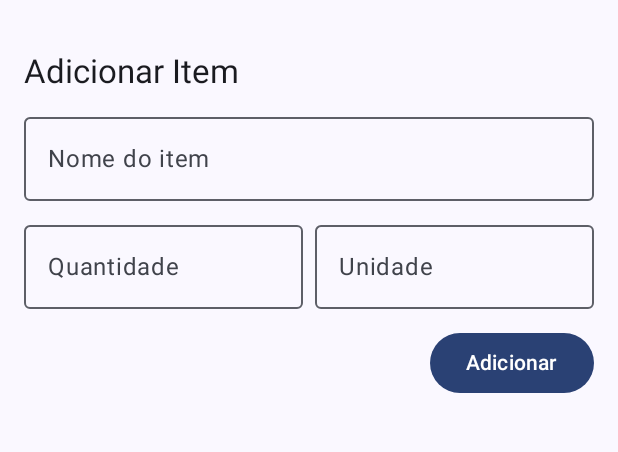
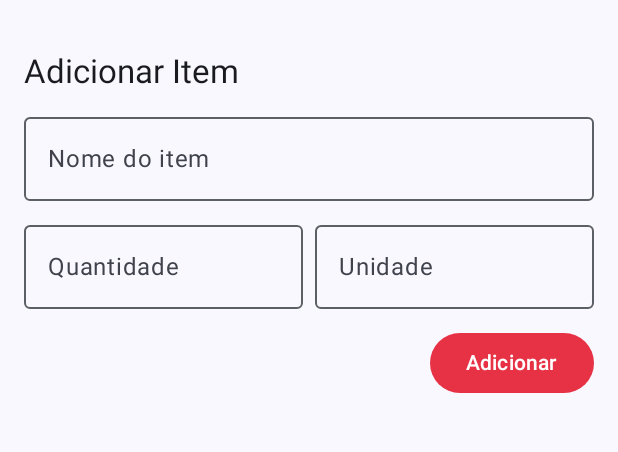
Before and after one commit to xofiaxinha/RecipeList, an Android app built with Jetpack Compose: the ShoppingListScreen screen opened through its navigation route, on a phone screen of 412 x 824 dp, the part 69-521 px from its top. Run offline under Robolectric (Android 15) with nearby library versions, the phone set to English and light mode, and no system bars.

Commit message:
ui detalhes

```diff
--- a/app/src/main/java/com/example/recipelist/ui/components/CardRecipe.kt
+++ b/app/src/main/java/com/example/recipelist/ui/components/CardRecipe.kt
@@ -84,9 +84,9 @@ fun CardRecipe(recipe: Recipe, onRecipeClick: (Int) -> Unit) {
                 ) {
                     //onClick = {navController.navigate("itemDetails/${recipe.id}")}) {
                     Text(
-                        text = "ver receita",
-                        style = MaterialTheme.typography.titleSmall
-
+                        text = "Ver receita",
+                        style = MaterialTheme.typography.titleSmall,
+                        color = Color.White
                     )
                 }
             }
--- a/app/src/main/java/com/example/recipelist/ui/components/ShoppingListComponents.kt
+++ b/app/src/main/java/com/example/recipelist/ui/components/ShoppingListComponents.kt
@@ -60,9 +60,10 @@ fun AddItemForm(
         Spacer(modifier = Modifier.height(12.dp))
         Button(
             onClick = onAddItemClick,
-            modifier = Modifier.align(Alignment.End)
+            modifier = Modifier.align(Alignment.End),
+            colors = ButtonDefaults.buttonColors(Color(0xFFE63244))
         ) {
-            Text("Adicionar")
+            Text("Adicionar", color = Color.White)
         }
     }
 }
@@ -94,7 +95,9 @@ fun ShoppingItemList(
                                 Text(item.name, fontWeight = FontWeight.Bold)
                                 Text("${item.quantity} ${item.unit}")
                             }
-                            IconButton(onClick = { onRemoveItem(item) }) {
+                            IconButton(onClick = {
+                                onRemoveItem(item)
+                            }) {
                                 Icon(
                                     imageVector = Icons.Default.Close,
                                     contentDescription = "Remover item",
--- a/app/src/main/java/com/example/recipelist/ui/screens/ListaCompras.kt
+++ b/app/src/main/java/com/example/recipelist/ui/screens/ListaCompras.kt
@@ -12,11 +12,13 @@ import androidx.compose.runtime.mutableStateOf
 import androidx.compose.runtime.remember
 import androidx.compose.runtime.setValue
 import androidx.compose.ui.Modifier
+import androidx.compose.ui.tooling.preview.Preview
 import androidx.compose.ui.unit.dp
 import com.example.recipelist.data.model.Ingredient
 import com.example.recipelist.ui.components.AddItemForm
 import com.example.recipelist.ui.components.ShoppingItemList
 import com.example.recipelist.viewmodel.ShoppingListViewModel
+import kotlinx.coroutines.delay
 
 @Composable
 fun ShoppingListScreen(shoppingListViewModel: ShoppingListViewModel) {
@@ -52,7 +54,15 @@ fun ShoppingListScreen(shoppingListViewModel: ShoppingListViewModel) {
         Spacer(modifier = Modifier.height(24.dp))
         ShoppingItemList(
             items = shoppingList,
-            onRemoveItem = { shoppingListViewModel.removeItem(it) }
+            onRemoveItem = {
+                shoppingListViewModel.removeItem(it)
+            }
         )
     }
 }
+
+@Preview
+@Composable
+fun ShoppingListScreenPreview(shoppingListViewModel: ShoppingListViewModel = ShoppingListViewModel()) {
+    ShoppingListScreen(shoppingListViewModel)
+}
```
Also changed, not shown: app/src/main/java/com/example/recipelist/ui/screens/ItemDetails.kt (+7 -1 lines).
